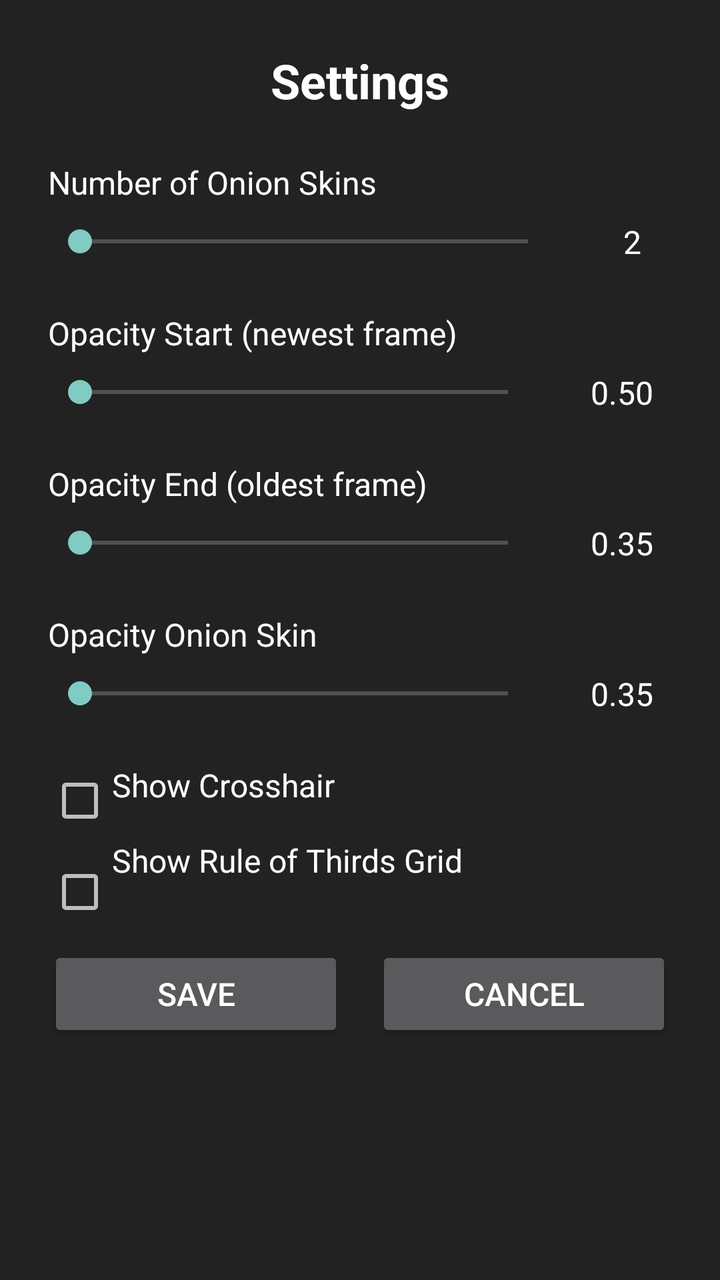
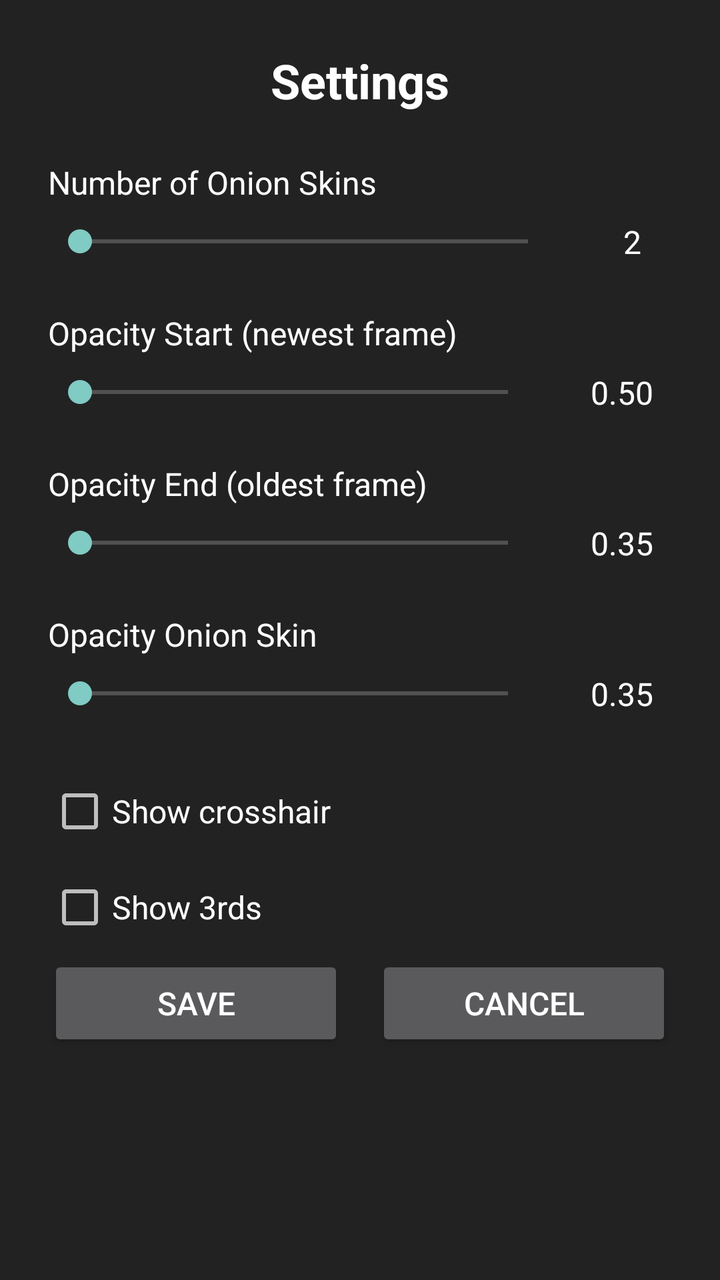

The first picture is an Android layout as it rendered before a commit; the second is the same layout after the commit. The layout source and the unified diff follow.
<!-- AndroidManifest.xml: activity theme Theme.AppCompat.NoActionBar -->
<!-- res/layout/activity_settings.xml -->
<?xml version="1.0" encoding="utf-8"?>
<ScrollView xmlns:android="http://schemas.android.com/apk/res/android"
    android:layout_width="match_parent"
    android:layout_height="match_parent"
    android:background="#222222"
    android:fillViewport="true">

    <LinearLayout
        android:layout_width="match_parent"
        android:layout_height="wrap_content"
        android:orientation="vertical"
        android:padding="24dp">

        
        <TextView
            android:layout_width="match_parent"
            android:layout_height="wrap_content"
            android:text="Settings"
            android:textColor="#FFFFFF"
            android:textSize="24sp"
            android:textStyle="bold"
            android:gravity="center"
            android:paddingBottom="24dp" />

        
        <TextView
            android:layout_width="match_parent"
            android:layout_height="wrap_content"
            android:text="Number of Onion Skins"
            android:textColor="#FFFFFF"
            android:textSize="16sp"
            android:paddingBottom="8dp" />

        <LinearLayout
            android:layout_width="match_parent"
            android:layout_height="wrap_content"
            android:orientation="horizontal"
            android:gravity="center_vertical"
            android:paddingBottom="24dp">

            <SeekBar
                android:id="@+id/onionSkinsSeekBar"
                android:layout_width="0dp"
                android:layout_height="wrap_content"
                android:layout_weight="1" />

            <TextView
                android:id="@+id/onionSkinsValue"
                android:layout_width="40dp"
                android:layout_height="wrap_content"
                android:text="2"
                android:textColor="#FFFFFF"
                android:textSize="16sp"
                android:gravity="center"
                android:layout_marginStart="16dp" />
        </LinearLayout>

        
        <TextView
            android:layout_width="match_parent"
            android:layout_height="wrap_content"
            android:text="Opacity Start (newest frame)"
            android:textColor="#FFFFFF"
            android:textSize="16sp"
            android:paddingBottom="8dp" />

        <LinearLayout
            android:layout_width="match_parent"
            android:layout_height="wrap_content"
            android:orientation="horizontal"
            android:gravity="center_vertical"
            android:paddingBottom="24dp">

            <SeekBar
                android:id="@+id/opacityStartSeekBar"
                android:layout_width="0dp"
                android:layout_height="wrap_content"
                android:layout_weight="1" />

            <TextView
                android:id="@+id/opacityStartValue"
                android:layout_width="50dp"
                android:layout_height="wrap_content"
                android:text="0.50"
                android:textColor="#FFFFFF"
                android:textSize="16sp"
                android:gravity="center"
                android:layout_marginStart="16dp" />
        </LinearLayout>

        
        <TextView
            android:layout_width="match_parent"
            android:layout_height="wrap_content"
            android:text="Opacity End (oldest frame)"
            android:textColor="#FFFFFF"
            android:textSize="16sp"
            android:paddingBottom="8dp" />

        <LinearLayout
            android:layout_width="match_parent"
            android:layout_height="wrap_content"
            android:orientation="horizontal"
            android:gravity="center_vertical"
            android:paddingBottom="24dp">

            <SeekBar
                android:id="@+id/opacityEndSeekBar"
                android:layout_width="0dp"
                android:layout_height="wrap_content"
                android:layout_weight="1" />

            <TextView
                android:id="@+id/opacityEndValue"
                android:layout_width="50dp"
                android:layout_height="wrap_content"
                android:text="0.35"
                android:textColor="#FFFFFF"
                android:textSize="16sp"
                android:gravity="center"
                android:layout_marginStart="16dp" />
        </LinearLayout>




        
        <TextView
            android:layout_width="match_parent"
            android:layout_height="wrap_content"
            android:text="Opacity Onion Skin"
            android:textColor="#FFFFFF"
            android:textSize="16sp"
            android:paddingBottom="8dp" />

        <LinearLayout
            android:layout_width="match_parent"
            android:layout_height="wrap_content"
            android:orientation="horizontal"
            android:gravity="center_vertical"
            android:paddingBottom="24dp">

            <SeekBar
                android:id="@+id/opacityTotalSeekBar"
                android:layout_width="0dp"
                android:layout_height="wrap_content"
                android:layout_weight="1" />

            <TextView
                android:id="@+id/opacityTotalValue"
                android:layout_width="50dp"
                android:layout_height="wrap_content"
                android:text="0.35"
                android:textColor="#FFFFFF"
                android:textSize="16sp"
                android:gravity="center"
                android:layout_marginStart="16dp" />
        </LinearLayout>




        
        <CheckBox
            android:id="@+id/crosshairCheckbox"
            android:layout_width="match_parent"
            android:layout_height="wrap_content"
            android:text="Show Crosshair"
            android:textColor="#FFFFFF"
            android:textSize="16sp"
            android:paddingBottom="16dp" />

        
        <CheckBox
            android:id="@+id/thirdsCheckbox"
            android:layout_width="match_parent"
            android:layout_height="wrap_content"
            android:text="Show Rule of Thirds Grid"
            android:textColor="#FFFFFF"
            android:textSize="16sp"
            android:paddingBottom="32dp" />

        
        <LinearLayout
            android:layout_width="match_parent"
            android:layout_height="wrap_content"
            android:orientation="horizontal"
            android:gravity="center">

            <Button
                android:id="@+id/saveButton"
                android:layout_width="0dp"
                android:layout_height="wrap_content"
                android:layout_weight="1"
                android:text="Save"
                android:textSize="16sp"
                android:layout_marginEnd="8dp" />

            <Button
                android:id="@+id/cancelButton"
                android:layout_width="0dp"
                android:layout_height="wrap_content"
                android:layout_weight="1"
                android:text="Cancel"
                android:textSize="16sp"
                android:layout_marginStart="8dp" />

        </LinearLayout>

    </LinearLayout>

</ScrollView>
<!-- resources referenced by this layout -->
<resources>

</resources>

<!-- the commit's change to res/layout/activity_settings.xml (unified diff, before → after) -->
@@ -15,7 +15,7 @@
         <TextView
             android:layout_width="match_parent"
             android:layout_height="wrap_content"
-            android:text="Settings"
+            android:text="@string/settings"
             android:textColor="#FFFFFF"
             android:textSize="24sp"
             android:textStyle="bold"
@@ -26,7 +26,7 @@
         <TextView
             android:layout_width="match_parent"
             android:layout_height="wrap_content"
-            android:text="Number of Onion Skins"
+            android:text="@string/number_of_onion_skins"
             android:textColor="#FFFFFF"
             android:textSize="16sp"
             android:paddingBottom="8dp" />
@@ -48,18 +48,18 @@
                 android:id="@+id/onionSkinsValue"
                 android:layout_width="40dp"
                 android:layout_height="wrap_content"
-                android:text="2"
-                android:textColor="#FFFFFF"
-                android:textSize="16sp"
-                android:gravity="center"
-                android:layout_marginStart="16dp" />
-        </LinearLayout>
-
-        
-        <TextView
-            android:layout_width="match_parent"
-            android:layout_height="wrap_content"
-            android:text="Opacity Start (newest frame)"
+                android:text="@string/_2"
+                android:textColor="#FFFFFF"
+                android:textSize="16sp"
+                android:gravity="center"
+                android:layout_marginStart="16dp" />
+        </LinearLayout>
+
+        
+        <TextView
+            android:layout_width="match_parent"
+            android:layout_height="wrap_content"
+            android:text="@string/opacity_start_newest_frame"
             android:textColor="#FFFFFF"
             android:textSize="16sp"
             android:paddingBottom="8dp" />
@@ -81,18 +81,18 @@
                 android:id="@+id/opacityStartValue"
                 android:layout_width="50dp"
                 android:layout_height="wrap_content"
-                android:text="0.50"
-                android:textColor="#FFFFFF"
-                android:textSize="16sp"
-                android:gravity="center"
-                android:layout_marginStart="16dp" />
-        </LinearLayout>
-
-        
-        <TextView
-            android:layout_width="match_parent"
-            android:layout_height="wrap_content"
-            android:text="Opacity End (oldest frame)"
+                android:text="@string/_0_50"
+                android:textColor="#FFFFFF"
+                android:textSize="16sp"
+                android:gravity="center"
+                android:layout_marginStart="16dp" />
+        </LinearLayout>
+
+        
+        <TextView
+            android:layout_width="match_parent"
+            android:layout_height="wrap_content"
+            android:text="@string/opacity_end_oldest_frame"
             android:textColor="#FFFFFF"
             android:textSize="16sp"
             android:paddingBottom="8dp" />
@@ -114,21 +114,21 @@
                 android:id="@+id/opacityEndValue"
                 android:layout_width="50dp"
                 android:layout_height="wrap_content"
-                android:text="0.35"
-                android:textColor="#FFFFFF"
-                android:textSize="16sp"
-                android:gravity="center"
-                android:layout_marginStart="16dp" />
-        </LinearLayout>
-
-
-
-
-        
-        <TextView
-            android:layout_width="match_parent"
-            android:layout_height="wrap_content"
-            android:text="Opacity Onion Skin"
+                android:text="@string/_0_35"
+                android:textColor="#FFFFFF"
+                android:textSize="16sp"
+                android:gravity="center"
+                android:layout_marginStart="16dp" />
+        </LinearLayout>
+
+
+
+
+        
+        <TextView
+            android:layout_width="match_parent"
+            android:layout_height="wrap_content"
+            android:text="@string/opacity_onion_skin"
             android:textColor="#FFFFFF"
             android:textSize="16sp"
             android:paddingBottom="8dp" />
@@ -150,7 +150,7 @@
                 android:id="@+id/opacityTotalValue"
                 android:layout_width="50dp"
                 android:layout_height="wrap_content"
-                android:text="0.35"
+                android:text="@string/_0_35b"
                 android:textColor="#FFFFFF"
                 android:textSize="16sp"
                 android:gravity="center"
@@ -165,20 +165,20 @@
             android:id="@+id/crosshairCheckbox"
             android:layout_width="match_parent"
             android:layout_height="wrap_content"
-            android:text="Show Crosshair"
-            android:textColor="#FFFFFF"
-            android:textSize="16sp"
-            android:paddingBottom="16dp" />
+            android:minHeight="48dp"
+            android:text="@string/show_crosshair"
+            android:textColor="#FFFFFF"
+            android:textSize="16sp" />
 
         
         <CheckBox
             android:id="@+id/thirdsCheckbox"
             android:layout_width="match_parent"
             android:layout_height="wrap_content"
-            android:text="Show Rule of Thirds Grid"
-            android:textColor="#FFFFFF"
-            android:textSize="16sp"
-            android:paddingBottom="32dp" />
+            android:text="@string/show_3rds"
+            android:minHeight="48dp"
+            android:textColor="#FFFFFF"
+            android:textSize="16sp" />
 
         
         <LinearLayout
@@ -192,7 +192,7 @@
                 android:layout_width="0dp"
                 android:layout_height="wrap_content"
                 android:layout_weight="1"
-                android:text="Save"
+                android:text="@string/save"
                 android:textSize="16sp"
                 android:layout_marginEnd="8dp" />
 
@@ -201,7 +201,7 @@
                 android:layout_width="0dp"
                 android:layout_height="wrap_content"
                 android:layout_weight="1"
-                android:text="Cancel"
+                android:text="@string/cancel"
                 android:textSize="16sp"
                 android:layout_marginStart="8dp" />
 
<!-- resource entries referenced after the edit -->
@@ -1,5 +1,17 @@
 <!-- resources referenced by this layout -->
 <resources>
-
+  <string name="_0_35">0.35</string>
+  <string name="_0_35b">0.35</string>
+  <string name="_0_50">0.50</string>
+  <string name="_2">2</string>
+  <string name="cancel">Cancel</string>
+  <string name="number_of_onion_skins">Number of Onion Skins</string>
+  <string name="opacity_end_oldest_frame">Opacity End (oldest frame)</string>
+  <string name="opacity_onion_skin">Opacity Onion Skin</string>
+  <string name="opacity_start_newest_frame">Opacity Start (newest frame)</string>
+  <string name="save">Save</string>
+  <string name="settings">Settings</string>
+  <string name="show_3rds">Show 3rds</string>
+  <string name="show_crosshair">Show crosshair</string>
 </resources>
 
